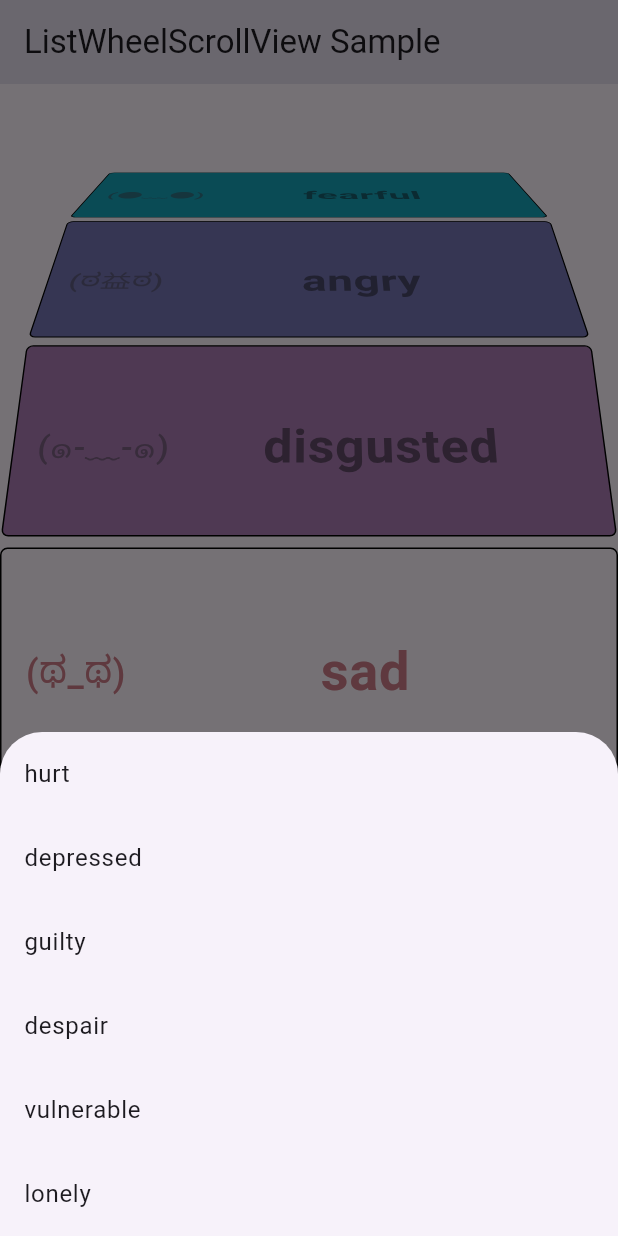
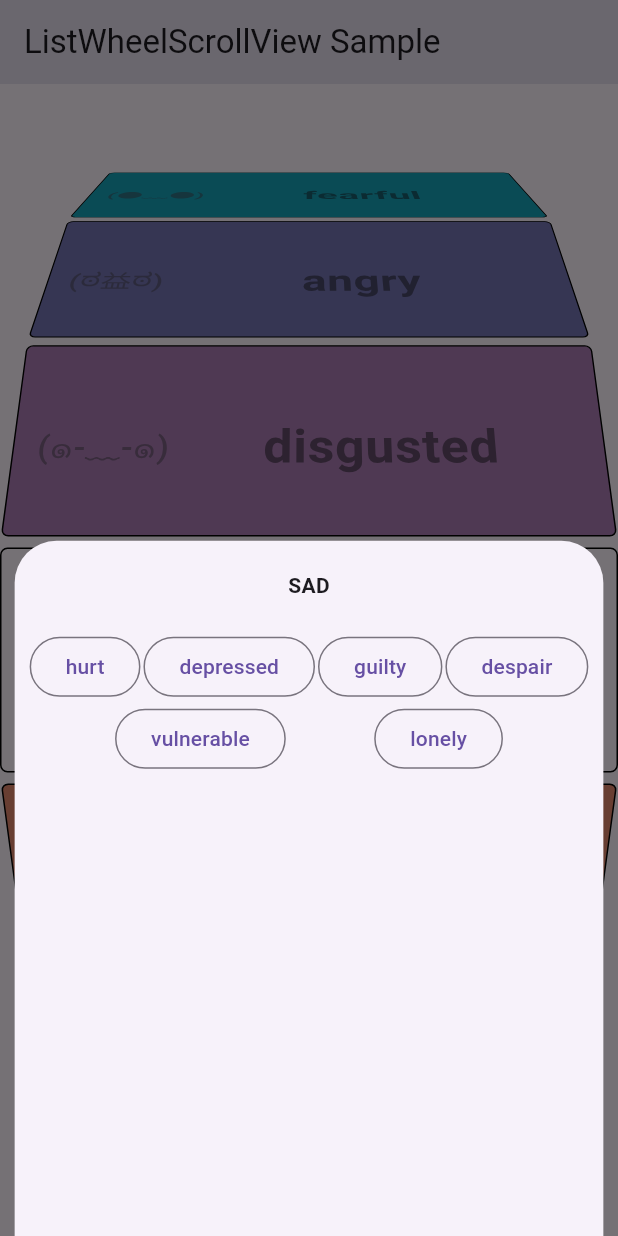
Before and after one commit to jtschulz/mental_floss, a Flutter app: the screen it shows after launch, after a tap on "(ಥ_ಥ)", on a phone screen of 412 x 824 dp. Run offline on Flutter 3.47's test engine with Material 3 defaults, Android fonts, the light colour scheme and no system bars.

Commit message:
Add local state for selected emotions

```diff
--- a/lib/main.dart
+++ b/lib/main.dart
@@ -38,11 +38,11 @@
 
 class _ListWheelScrollViewAppState extends State<ListWheelScrollViewApp> {
   var _focusedIndex = 0;
-  final List<String> selectedFeelings = [];
+  Set<String> selectedEmotions = {};
 
   @override
   Widget build(BuildContext context) {
-    final List<EmotionCategory> emotions = [
+    final List<EmotionCategory> emotionCategories = [
       EmotionCategory(
         name: 'bad',
         color: const Color.fromRGBO(39, 186, 158, 1),
@@ -128,19 +128,19 @@
       ),
     ];
 
-    final items = Iterable<int>.generate(emotions.length).map((idx) {
+    final items = Iterable<int>.generate(emotionCategories.length).map((idx) {
       final dataKey = GlobalKey();
 
       return ListTile(
         key: dataKey,
         titleAlignment: ListTileTitleAlignment.center,
         leading: Text(
-          emotions[idx].emoji,
+          emotionCategories[idx].emoji,
           style: const TextStyle(fontSize: 24),
         ),
         title: Center(
           child: Text(
-            emotions[idx].name,
+            emotionCategories[idx].name,
             style: const TextStyle(
               fontSize: 36.0,
               fontWeight: FontWeight.w600,
@@ -148,8 +148,8 @@
           ),
         ),
         selected: _focusedIndex == idx,
-        selectedColor: emotions[idx].color,
-        tileColor: emotions[idx].color,
+        selectedColor: emotionCategories[idx].color,
+        tileColor: emotionCategories[idx].color,
         shape: RoundedRectangleBorder(
           side: const BorderSide(color: Colors.black, width: 1),
           borderRadius: BorderRadius.circular(5),
@@ -160,13 +160,53 @@
           showModalBottomSheet(
               context: context,
               builder: (context) {
-                return Wrap(
-                  children: emotions[idx].emotions.map((emotion) {
-                    return ListTile(
-                      title: Text(emotion),
-                    );
-                  }).toList(),
-                );
+                return StatefulBuilder(builder: (context, setState) {
+                  void handleEmotionSelected(String emotion) {
+                    if (selectedEmotions.contains(emotion)) {
+                      selectedEmotions.remove(emotion);
+                    } else {
+                      selectedEmotions.add(emotion);
+                    }
+                    setState(() {
+                      selectedEmotions = selectedEmotions;
+                    });
+                  }
+
+                  return Container(
+                      padding: const EdgeInsets.symmetric(horizontal: 10),
+                      child: Column(
+                        // mainAxisAlignment: MainAxisAlignment.spaceAround,
+                        children: [
+                          const SizedBox(height: 20),
+                          Text(
+                            emotionCategories[idx].name.toUpperCase(),
+                            style: const TextStyle(
+                              fontWeight: FontWeight.w600,
+                            ),
+                          ),
+                          const SizedBox(height: 20),
+                          Wrap(
+                            spacing: 2.0,
+                            alignment: WrapAlignment.spaceEvenly,
+                            children:
+                                emotionCategories[idx].emotions.map((emotion) {
+                              if (selectedEmotions.contains(emotion)) {
+                                return FilledButton(
+                                  onPressed: () =>
+                                      handleEmotionSelected(emotion),
+                                  child: Text(emotion),
+                                );
+                              }
+                              return OutlinedButton(
+                                onPressed: () => handleEmotionSelected(emotion),
+                                style: const ButtonStyle(),
+                                child: Text(emotion),
+                              );
+                            }).toList(),
+                          )
+                        ],
+                      ));
+                });
               });
         },
       );
@@ -181,7 +221,6 @@
           itemExtent: 150,
           physics: const FixedExtentScrollPhysics(),
           overAndUnderCenterOpacity: 0.5,
-          // magnification: 1.1,
           childDelegate: ListWheelChildLoopingListDelegate(
             children: items,
           ),
```
